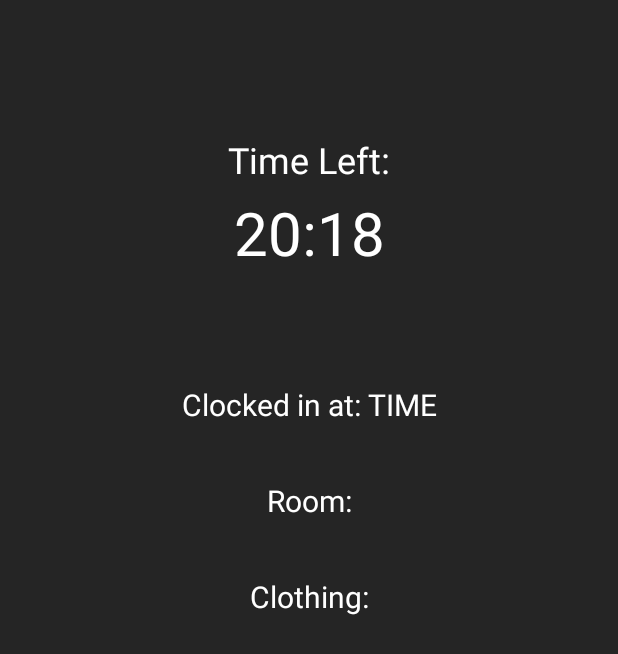
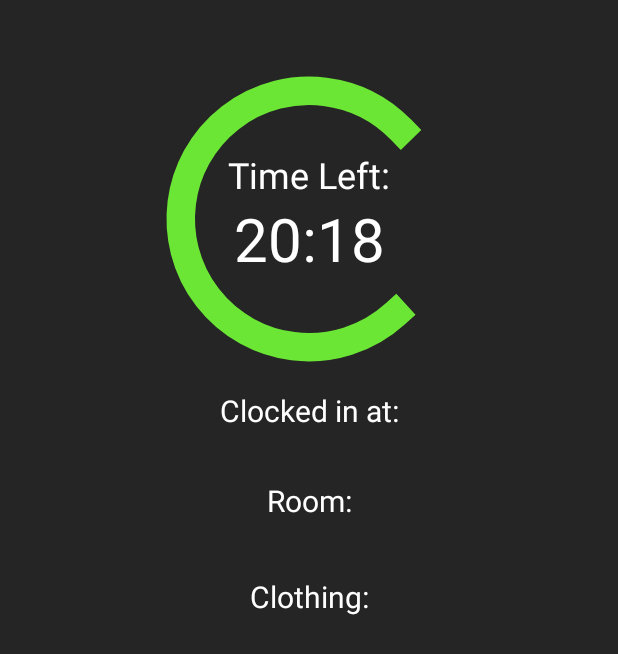
Before and after one commit to mandiz98/SDPM-Andromeda, an Android app: the layout fragment_clock_in.xml on its own in the app's theme, with its tools: preview values and no code run, on a phone screen of 412 x 824 dp. Shown: the top 654 px of the screen. Run offline under Robolectric (Android 15) with nearby library versions, the phone set to English and light mode, and no system bars.

Commit message:
Worked some more on layouts.

```diff
--- a/AndroidApp/app/src/main/res/layout/activity_main.xml
+++ b/AndroidApp/app/src/main/res/layout/activity_main.xml
@@ -26,9 +26,9 @@
         android:layout_marginStart="8dp"
         android:layout_marginTop="32dp"
         android:layout_marginEnd="8dp"
-        android:text="@string/clock_in_please"
+        android:text="@string/not_clocked_in"
         android:textColor="@color/colorWhite"
-        android:textSize="24sp"
+        android:textSize="18sp"
         app:layout_constraintEnd_toEndOf="parent"
         app:layout_constraintStart_toStartOf="parent"
         app:layout_constraintTop_toBottomOf="@+id/title_txt" />
@@ -38,7 +38,7 @@
         android:layout_width="wrap_content"
         android:layout_height="wrap_content"
         android:layout_marginStart="161dp"
-        android:layout_marginTop="217dp"
+        android:layout_marginTop="128dp"
         android:layout_marginEnd="162dp"
         android:text="Blå tand"
         app:layout_constraintEnd_toEndOf="parent"
--- a/AndroidApp/app/src/main/res/layout/fragment_clock_in.xml
+++ b/AndroidApp/app/src/main/res/layout/fragment_clock_in.xml
@@ -4,13 +4,13 @@
     android:layout_width="match_parent"
     android:layout_height="match_parent"
     android:background="@color/colorBlack"
-    tools:context=".clock_in">
+    tools:context=".ClockIn">
 
     <TextView
         android:id="@+id/clocked_in_timer_txt"
         android:layout_width="match_parent"
         android:layout_height="wrap_content"
-        android:layout_marginTop="128dp"
+        android:layout_marginTop="132dp"
         android:text="20:18"
         android:textAlignment="center"
         android:textColor="@color/colorWhite"
@@ -20,7 +20,7 @@
         android:id="@+id/time_left_txt"
         android:layout_width="match_parent"
         android:layout_height="wrap_content"
-        android:layout_marginTop="90dp"
+        android:layout_marginTop="100dp"
         android:text="Time Left:"
         android:textAlignment="center"
         android:textColor="@color/colorWhite"
@@ -30,8 +30,8 @@
         android:id="@+id/textView4"
         android:layout_width="match_parent"
         android:layout_height="wrap_content"
-        android:layout_marginTop="256dp"
-        android:text="Clocked in at: TIME"
+        android:layout_marginTop="260dp"
+        android:text="Clocked in at:"
         android:textAlignment="center"
         android:textColor="@color/colorWhite"
         android:textSize="20sp" />
@@ -57,4 +57,17 @@
         android:textColor="@color/colorWhite"
         android:textSize="20sp"
         />
+
+    <ProgressBar
+        android:id="@+id/progress_timer"
+        style="?android:attr/progressBarStyle"
+        android:layout_width="match_parent"
+        android:layout_height="228dp"
+        android:layout_marginStart="64dp"
+        android:layout_marginTop="32dp"
+        android:layout_marginEnd="64dp"
+        android:progress="1"
+        android:indeterminate="false"
+        android:max="100"
+    />
 </FrameLayout>
--- a/AndroidApp/app/src/main/res/values/strings.xml
+++ b/AndroidApp/app/src/main/res/values/strings.xml
@@ -1,7 +1,7 @@
 <resources>
     <string name="app_name">Andromeda</string>
     <string name="andromeda_power_plant">Andromeda Power Plant</string>
-    <string name="clock_in_please">Clock in please</string>
+    <string name="not_clocked_in">Not clocked in.</string>
 
     <!-- TODO: Remove or change this placeholder text -->
     <string name="hello_blank_fragment">Hello blank fragment</string>
```
Also changed, not shown: AndroidApp/app/src/main/java/se/ju/students/axam1798/andromeda/ClockIn.java (renamed from AndroidApp/app/src/main/java/se/ju/students/axam1798/andromeda/clock_out.java, +19 -8 lines), AndroidApp/app/src/main/java/se/ju/students/axam1798/andromeda/ClockOut.java (renamed from AndroidApp/app/src/main/java/se/ju/students/axam1798/andromeda/clock_in.java, +8 -8 lines), AndroidApp/app/src/main/res/layout/fragment_clock_out.xml (+16 -3 lines), AndroidApp/app/src/main/res/mipmap-hdpi/ic_launcher_foreground.png (added), AndroidApp/app/src/main/res/mipmap-mdpi/ic_launcher_foreground.png (added), AndroidApp/app/src/main/res/mipmap-xhdpi/ic_launcher_foreground.png (added), AndroidApp/app/src/main/res/mipmap-xxhdpi/ic_launcher_foreground.png (added), AndroidApp/app/src/main/res/mipmap-xxxhdpi/ic_launcher_foreground.png (added).
